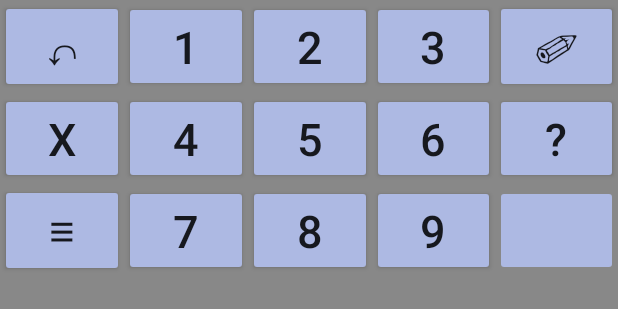
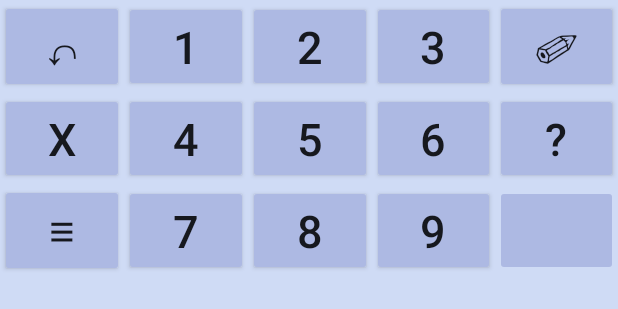
Before and after one commit to fredrikpe/SuperSudoku, an Android app: the layout content_main.xml on its own in the app's theme, with its tools: preview values and no code run, on a phone screen of 412 x 824 dp. Shown: the top 309 px of the screen. Run offline under Robolectric (Android 15) with nearby library versions, the phone set to English and light mode, and no system bars.

Commit message:
surface click sound. different pad background color

```diff
--- a/app/src/main/java/com/example/fredrik/supersudoku/SudokuSurfaceView.java
+++ b/app/src/main/java/com/example/fredrik/supersudoku/SudokuSurfaceView.java
@@ -197,6 +197,9 @@ public class SudokuSurfaceView extends SurfaceView implements EventListener {
 
     public boolean onClick(MotionEvent e) {
         if (isEnabled()) {
+            // Default click sound
+            this.playSoundEffect(android.view.SoundEffectConstants.CLICK);
+
             int i = (int) e.getY() / squareHeight;
             int j = (int) e.getX() / squareWidth;
             sudokuMain.setNumber(i, j);
--- a/app/src/main/res/layout/content_main.xml
+++ b/app/src/main/res/layout/content_main.xml
@@ -11,7 +11,7 @@
     tools:context="com.example.fredrik.supersudoku.MainActivity">
 
     <LinearLayout
-        android:background="@color/colorPadBackground"
+        android:background="@color/colorSecondaryLight"
         android:orientation="vertical"
         android:layout_width="match_parent"
         android:layout_height="match_parent"
--- a/app/src/main/res/values/colors.xml
+++ b/app/src/main/res/values/colors.xml
@@ -4,7 +4,8 @@
     <color name="colorPrimaryDark">#9ad5ca</color>
     <color name="colorAccent">#b744b8</color>
     <color name="colorSecondary">#adb9e3</color>
+    <color name="colorSecondaryLight">#cfdbf5</color>
     <color name="colorSecondaryDark">#a379c9</color>
     <color name="colorRedBox">#ff0000</color>
-    <color name="colorPadBackground">#888888</color>
+    <color name="colorGray">#888888</color>
 </resources>
```
